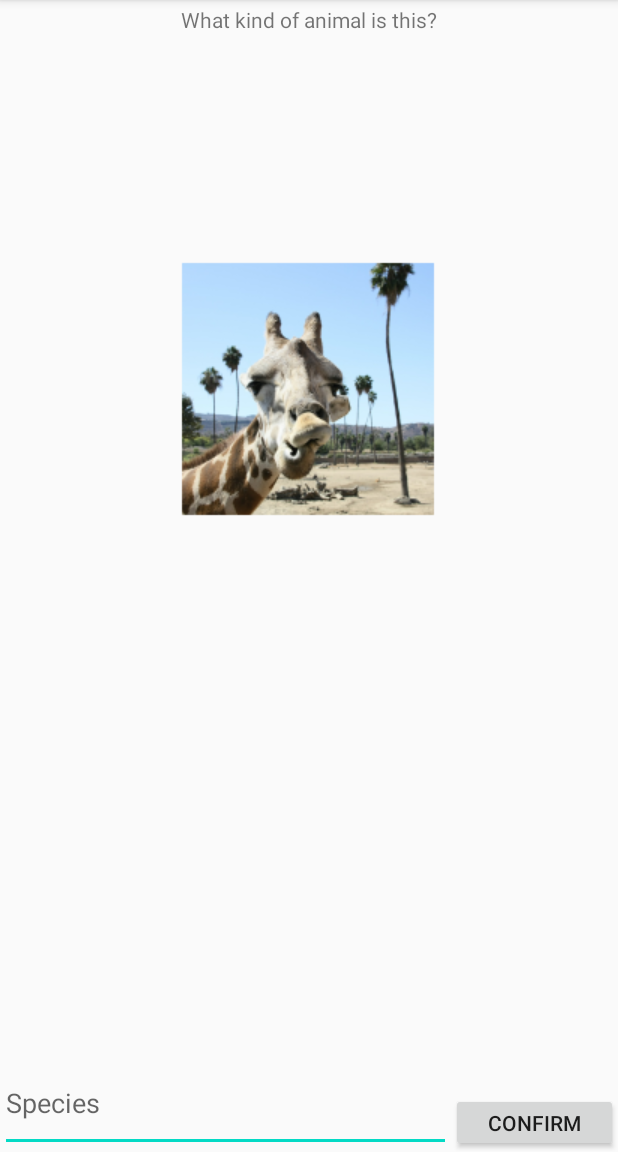
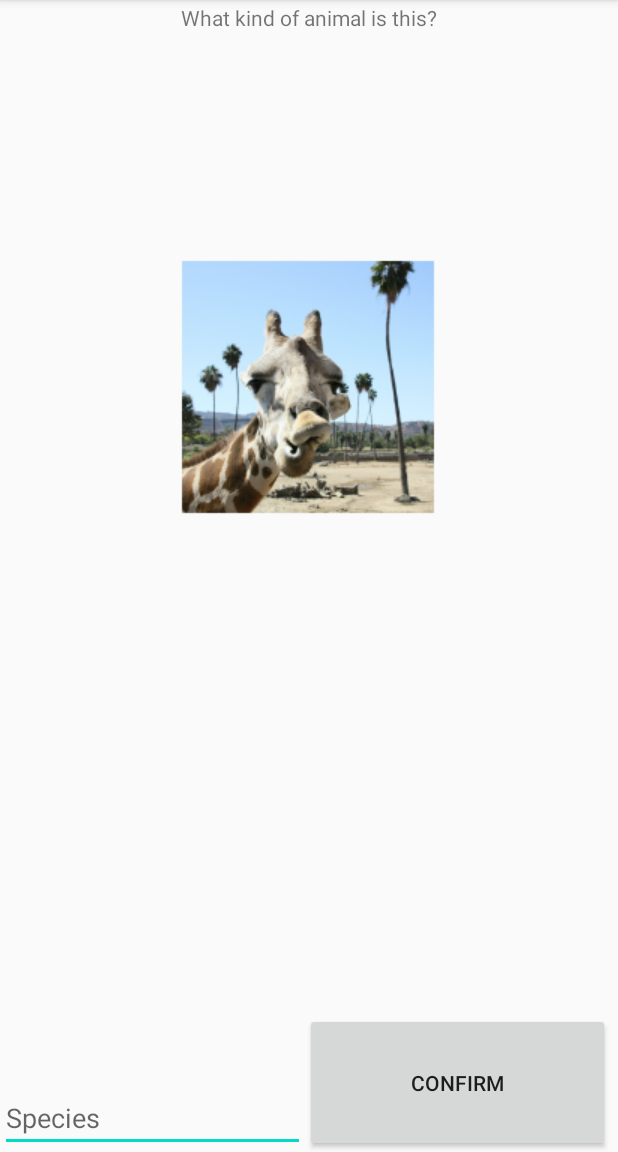
Before and after one commit to ferran1/MadLevel1Example, an Android app: the screen it shows after launch (MainActivity), on a phone screen of 412 x 824 dp, the part 84-1236 px from its top. Run offline under Robolectric (Android 15) with nearby library versions, the phone set to English and light mode, and no system bars.

Commit message:
some layout fixes

```diff
--- a/app/src/main/java/com/example/madlevel1example/MainActivity.kt
+++ b/app/src/main/java/com/example/madlevel1example/MainActivity.kt
@@ -18,7 +18,6 @@ class MainActivity : AppCompatActivity() {
         binding = ActivityMainBinding.inflate(layoutInflater)
         val view = binding.root
 
-        // Set a listener for the button so we can call checkAnswer() when the button is clicked
         view.btnConfirm.setOnClickListener {
             checkAnswer()
         }
--- a/app/src/main/res/layout/activity_main.xml
+++ b/app/src/main/res/layout/activity_main.xml
@@ -10,20 +10,20 @@
         android:id="@+id/textView"
         android:layout_width="wrap_content"
         android:layout_height="wrap_content"
-        android:layout_marginTop="3dp"
-        android:layout_marginBottom="680dp"
+        android:layout_marginTop="2dp"
+        android:layout_marginBottom="654dp"
         android:text="@string/question_text"
-        app:layout_constraintBottom_toTopOf="@+id/etAnswer"
-        app:layout_constraintLeft_toLeftOf="parent"
-        app:layout_constraintRight_toRightOf="parent"
-        app:layout_constraintTop_toTopOf="parent"
-        app:layout_constraintVertical_bias="0.005" />
+        app:layout_constraintBottom_toTopOf="@+id/btnConfirm"
+        app:layout_constraintEnd_toEndOf="parent"
+        app:layout_constraintStart_toStartOf="parent"
+        app:layout_constraintTop_toTopOf="parent" />
 
     <ImageView
         android:id="@+id/imageView"
         android:layout_width="wrap_content"
         android:layout_height="wrap_content"
         android:layout_marginTop="160dp"
+        android:contentDescription="@string/description"
         app:layout_constraintEnd_toEndOf="parent"
         app:layout_constraintHorizontal_bias="0.497"
         app:layout_constraintStart_toStartOf="parent"
@@ -32,24 +32,28 @@
 
     <EditText
         android:id="@+id/etAnswer"
-        android:layout_width="0dp"
-        android:layout_height="0dp"
+        android:layout_width="203dp"
+        android:layout_height="41dp"
         android:hint="@string/species_prompt"
+        android:inputType="text"
+        android:importantForAutofill="no"
         app:layout_constraintBottom_toBottomOf="parent"
-        app:layout_constraintEnd_toStartOf="@+id/btnConfirm"
+        app:layout_constraintEnd_toEndOf="parent"
         app:layout_constraintHorizontal_bias="0.0"
         app:layout_constraintStart_toStartOf="parent"
-        app:layout_constraintTop_toBottomOf="@+id/textView" />
+        app:layout_constraintTop_toBottomOf="@+id/imageView"
+        app:layout_constraintVertical_bias="1.0" />
 
     <Button
         android:id="@+id/btnConfirm"
-        android:layout_width="111dp"
-        android:layout_height="39dp"
+        android:layout_width="203dp"
+        android:layout_height="0dp"
         android:text="@string/btn_confirm"
         app:layout_constraintBottom_toBottomOf="parent"
         app:layout_constraintEnd_toEndOf="parent"
+        app:layout_constraintHorizontal_bias="0.0"
         app:layout_constraintStart_toEndOf="@+id/etAnswer"
-        app:layout_constraintTop_toTopOf="@+id/etAnswer"
+        app:layout_constraintTop_toBottomOf="@+id/textView"
         app:layout_constraintVertical_bias="1.0" />
 
 </androidx.constraintlayout.widget.ConstraintLayout>
--- a/app/src/main/res/values/strings.xml
+++ b/app/src/main/res/values/strings.xml
@@ -8,4 +8,5 @@
     <string name="correct">Correct answer!</string>
     <string name="incorrect">Incorrect, the correct answer is Giraffe!</string>
     <string name="confirm">Confirm</string>
+    <string name="description">Animal image</string>
 </resources>
```
